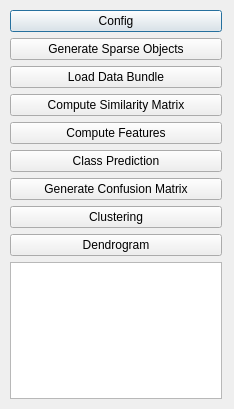
This is neurolabi/gui/shapepaperdialog.ui in janelia-flyem/NeuTu as Qt 5 draws it before an edit. The edited form follows.
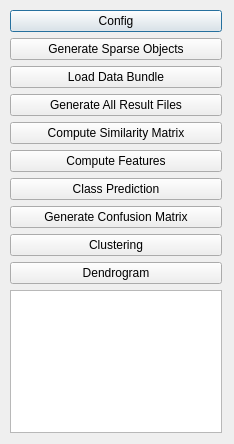
This is the edited form.

Commit message: more paper results

What changed in the file:
```diff
--- a/neurolabi/gui/shapepaperdialog.ui
+++ b/neurolabi/gui/shapepaperdialog.ui
@@ -7,7 +7,7 @@
     <x>0</x>
     <y>0</y>
     <width>234</width>
-    <height>409</height>
+    <height>444</height>
    </rect>
   </property>
   <property name="windowTitle">
@@ -19,7 +19,7 @@
      <x>10</x>
      <y>10</y>
      <width>212</width>
-     <height>389</height>
+     <height>423</height>
     </rect>
    </property>
    <layout class="QVBoxLayout" name="verticalLayout">
@@ -44,6 +44,13 @@
       </property>
      </widget>
     </item>
+    <item>
+     <widget class="QPushButton" name="allResultPushButton">
+      <property name="text">
+       <string>Generate All Result Files</string>
+      </property>
+     </widget>
+    </item>
     <item>
      <widget class="QPushButton" name="simmatPushButton">
       <property name="text">
```
The commit also changes 6 other files.
